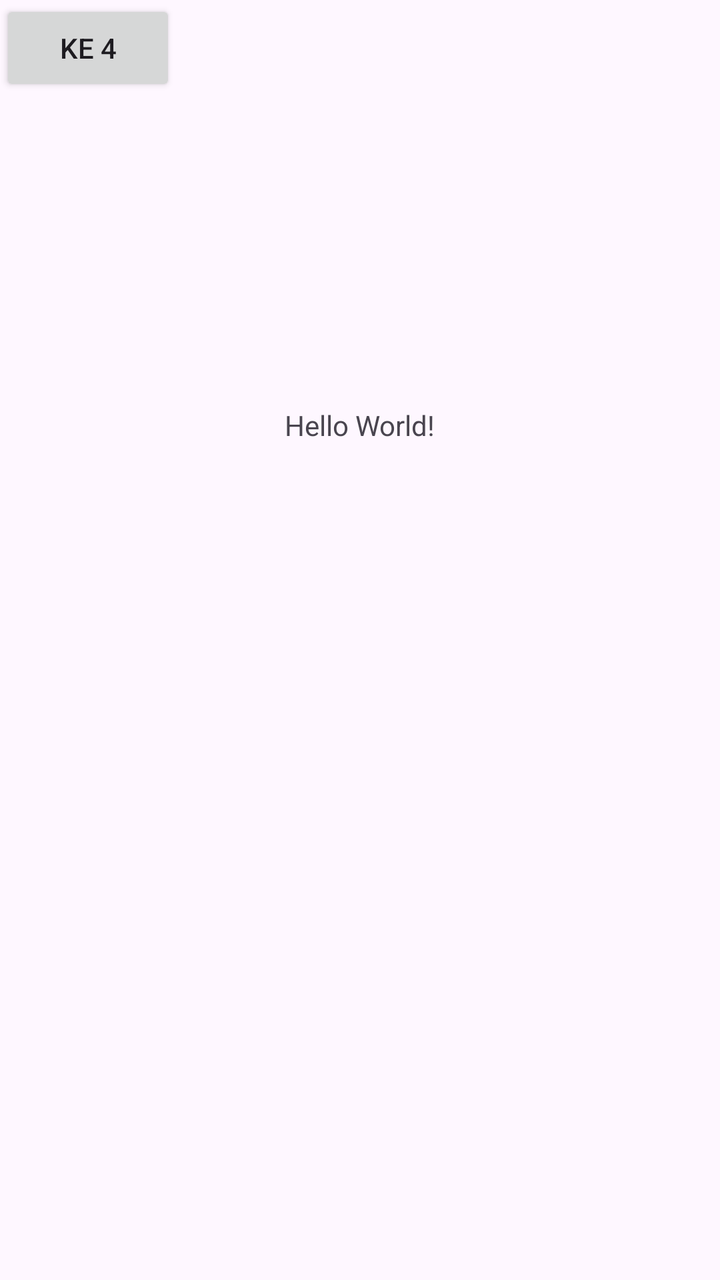
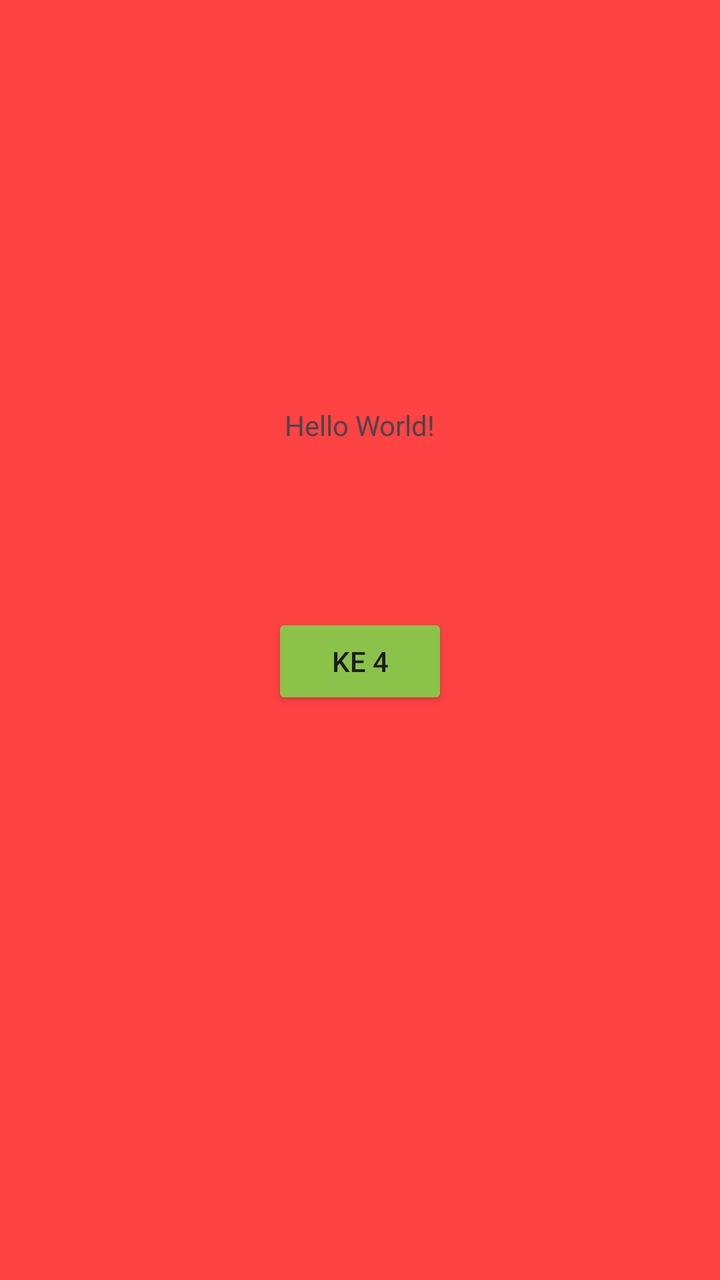

An Android layout rendered at two revisions. The XML below is the earlier revision; the diff shows what the commit changed to produce the second picture.
<!-- AndroidManifest.xml: application theme Theme.Lita_3TIF -->
<!-- res/layout/activity_main.xml -->
<?xml version="1.0" encoding="utf-8"?>
<androidx.constraintlayout.widget.ConstraintLayout xmlns:android="http://schemas.android.com/apk/res/android"
    xmlns:app="http://schemas.android.com/apk/res-auto"
    xmlns:tools="http://schemas.android.com/tools"
    android:id="@+id/main"
    android:layout_width="match_parent"
    android:layout_height="match_parent"
    tools:context=".MainActivity">

    <TextView
        android:layout_width="wrap_content"
        android:layout_height="wrap_content"
        android:text="Hello World!"
        app:layout_constraintBottom_toBottomOf="parent"
        app:layout_constraintEnd_toEndOf="parent"
        app:layout_constraintStart_toStartOf="parent"
        app:layout_constraintTop_toTopOf="parent"
        app:layout_constraintVertical_bias="0.327" />

    <Button
        android:id="@+id/btnToFourth"
        android:layout_width="wrap_content"
        android:layout_height="wrap_content"
        android:text="Ke 4"
        tools:layout_editor_absoluteX="161dp"
        tools:layout_editor_absoluteY="305dp" />

</androidx.constraintlayout.widget.ConstraintLayout>
<!-- resources referenced by this layout -->
<resources>
  <style name="Theme.Lita_3TIF" parent="Base.Theme.Lita_3TIF" />
  <style name="Base.Theme.Lita_3TIF" parent="Theme.Material3.DayNight.NoActionBar">
          
          
      </style>
</resources>

<!-- the commit's change to res/layout/activity_main.xml (unified diff, before → after) -->
@@ -3,11 +3,13 @@
     xmlns:app="http://schemas.android.com/apk/res-auto"
     xmlns:tools="http://schemas.android.com/tools"
     android:id="@+id/main"
+    android:background="#FF4242"
     android:layout_width="match_parent"
     android:layout_height="match_parent"
     tools:context=".MainActivity">
 
     <TextView
+        android:id="@+id/textView5"
         android:layout_width="wrap_content"
         android:layout_height="wrap_content"
         android:text="Hello World!"
@@ -22,7 +24,11 @@
         android:layout_width="wrap_content"
         android:layout_height="wrap_content"
         android:text="Ke 4"
-        tools:layout_editor_absoluteX="161dp"
-        tools:layout_editor_absoluteY="305dp" />
+        android:backgroundTint="#8BC34A"
+        app:layout_constraintBottom_toBottomOf="parent"
+        app:layout_constraintEnd_toEndOf="parent"
+        app:layout_constraintStart_toStartOf="parent"
+        app:layout_constraintTop_toBottomOf="@+id/textView5"
+        app:layout_constraintVertical_bias="0.229" />
 
 </androidx.constraintlayout.widget.ConstraintLayout>
